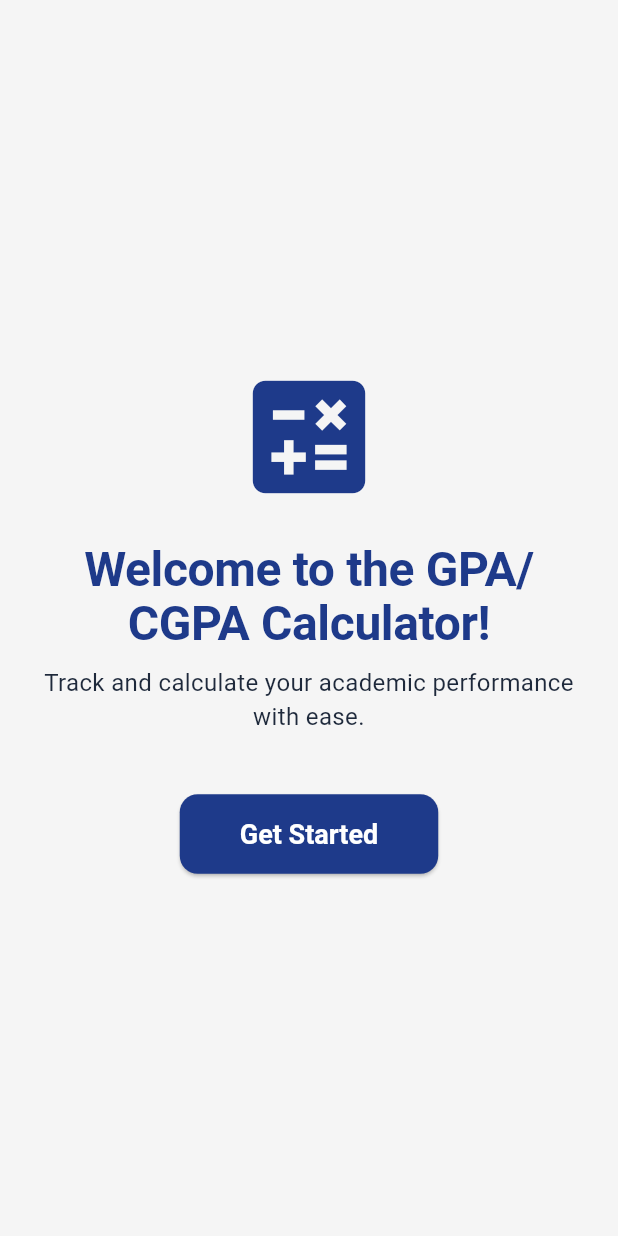
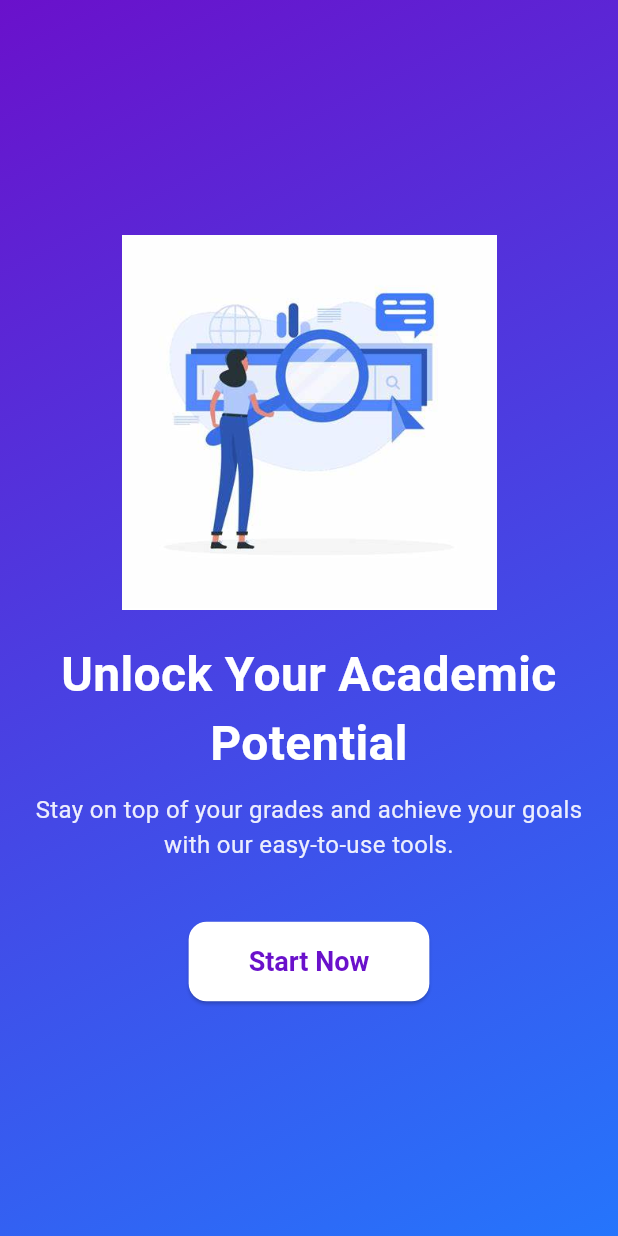
Before and after one commit to rosa12g/GPA-CGPA-calculater-, a Flutter app: the screen it shows after launch, on a phone screen of 412 x 824 dp. Run offline on Flutter 3.47's test engine with Material 3 defaults, Android fonts, the phone set to English and light mode, and no system bars.

Commit message:
welcome ui updated

```diff
--- a/gpa_calculator/lib/Screens/Welcome.dart
+++ b/gpa_calculator/lib/Screens/Welcome.dart
@@ -1,33 +1,47 @@
 import 'package:flutter/material.dart';
 import 'HomeScreen.dart';
+
 class WelcomeScreen extends StatelessWidget {
   @override
   Widget build(BuildContext context) {
     return Scaffold(
-
-      body: Padding(
+      body: Container(
+        decoration: BoxDecoration(
+          gradient: LinearGradient(
+            colors: [
+              Color(0xFF6A11CB),
+              Color(0xFF2575FC),
+            ],
+            begin: Alignment.topLeft,
+            end: Alignment.bottomRight,
+          ),
+        ),
+        child: Padding(
           padding: const EdgeInsets.all(20.0),
           child: Column(
             mainAxisAlignment: MainAxisAlignment.center,
             children: [
-
-            Icon(
-              Icons.calculate,
-              size: 100,
-              color: Theme.of(context).colorScheme.primary,
+              Image.asset(
+                'assets/images/OIP.jpg',
+                height: 250,
               ),
               SizedBox(height: 20),
-
               Text(
-              'Welcome to the GPA/CGPA Calculator!',
-              style: Theme.of(context).textTheme.displayLarge,
+                'Unlock Your Academic Potential',
+                style: TextStyle(
+                  color: Colors.white,
+                  fontSize: 32,
+                  fontWeight: FontWeight.bold,
+                ),
                 textAlign: TextAlign.center,
               ),
               SizedBox(height: 10),
-
               Text(
-              'Track and calculate your academic performance with ease.',
-              style: Theme.of(context).textTheme.bodyMedium,
+                'Stay on top of your grades and achieve your goals with our easy-to-use tools.',
+                style: TextStyle(
+                  color: Colors.white.withOpacity(0.9),
+                  fontSize: 16,
+                ),
                 textAlign: TextAlign.center,
               ),
               SizedBox(height: 40),
@@ -37,18 +51,25 @@ class WelcomeScreen extends StatelessWidget {
                     context,
                     MaterialPageRoute(builder: (context) => HomeScreen()),
                   );
-
                 },
                 style: ElevatedButton.styleFrom(
+                  backgroundColor: Colors.white,
                   padding: EdgeInsets.symmetric(horizontal: 40, vertical: 16),
+                  shape: RoundedRectangleBorder(
+                    borderRadius: BorderRadius.circular(12),
+                  ),
                 ),
                 child: Text(
-                'Get Started',
-
-              )
+                  'Start Now',
+                  style: TextStyle(
+                    color: Color(0xFF6A11CB),
+                    fontSize: 18,
+                    fontWeight: FontWeight.bold,
                   ),
-
+                ),
+              ),
             ],
+          ),
         ),
       ),
     );
```
Lines whose indentation alone changed are shown as unchanged.
